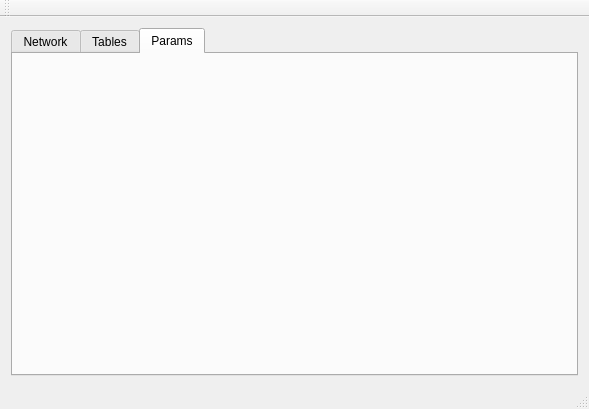
Above: mainwindow.ui from icoz/pgdump-ng before the change. Below: the same form after it.
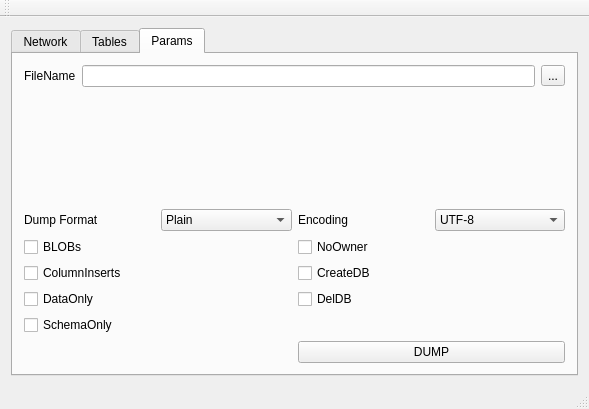
That is the form after the change. The open tabs and pages were chosen to show the change. Custom widgets are drawn as their Qt base class.

Commit message: written pd_dump calling

Patch:
```diff
--- a/mainwindow.ui
+++ b/mainwindow.ui
@@ -14,7 +14,7 @@
    <string>MainWindow</string>
   </property>
   <widget class="QWidget" name="centralWidget">
-   <layout class="QHBoxLayout" name="horizontalLayout">
+   <layout class="QVBoxLayout" name="verticalLayout_3">
     <item>
      <widget class="QTabWidget" name="tabs">
       <property name="currentIndex">
@@ -253,6 +253,170 @@
        <attribute name="title">
         <string>Params</string>
        </attribute>
+       <layout class="QVBoxLayout" name="verticalLayout_2" stretch="0,0,1">
+        <item>
+         <layout class="QHBoxLayout" name="horizontalLayout_3">
+          <item>
+           <widget class="QLabel" name="label_9">
+            <property name="text">
+             <string>FileName</string>
+            </property>
+            <property name="buddy">
+             <cstring>edtFileName</cstring>
+            </property>
+           </widget>
+          </item>
+          <item>
+           <widget class="QLineEdit" name="edtFileName">
+            <property name="text">
+             <string/>
+            </property>
+           </widget>
+          </item>
+          <item>
+           <widget class="QToolButton" name="tbtnBrowse">
+            <property name="text">
+             <string>...</string>
+            </property>
+           </widget>
+          </item>
+         </layout>
+        </item>
+        <item>
+         <spacer name="verticalSpacer_2">
+          <property name="orientation">
+           <enum>Qt::Vertical</enum>
+          </property>
+          <property name="sizeHint" stdset="0">
+           <size>
+            <width>20</width>
+            <height>40</height>
+           </size>
+          </property>
+         </spacer>
+        </item>
+        <item>
+         <layout class="QGridLayout" name="gridLayout" rowstretch="0,0,0,0,0,1">
+          <item row="0" column="0">
+           <layout class="QHBoxLayout" name="horizontalLayout_5">
+            <item>
+             <widget class="QLabel" name="label_8">
+              <property name="text">
+               <string>Dump Format</string>
+              </property>
+              <property name="buddy">
+               <cstring>cbxFormat</cstring>
+              </property>
+             </widget>
+            </item>
+            <item>
+             <widget class="QComboBox" name="cbxFormat">
+              <item>
+               <property name="text">
+                <string>Plain</string>
+               </property>
+              </item>
+              <item>
+               <property name="text">
+                <string>TAR</string>
+               </property>
+              </item>
+             </widget>
+            </item>
+           </layout>
+          </item>
+          <item row="0" column="1">
+           <layout class="QHBoxLayout" name="horizontalLayout_6">
+            <item>
+             <widget class="QLabel" name="label_10">
+              <property name="text">
+               <string>Encoding</string>
+              </property>
+              <property name="buddy">
+               <cstring>cbxEnc</cstring>
+              </property>
+             </widget>
+            </item>
+            <item>
+             <widget class="QComboBox" name="cbxEnc">
+              <item>
+               <property name="text">
+                <string>UTF-8</string>
+               </property>
+              </item>
+              <item>
+               <property name="text">
+                <string>KOI8-R</string>
+               </property>
+              </item>
+              <item>
+               <property name="text">
+                <string>Windows-1251</string>
+               </property>
+              </item>
+             </widget>
+            </item>
+           </layout>
+          </item>
+          <item row="1" column="0">
+           <widget class="QCheckBox" name="cbxBLOBs">
+            <property name="text">
+             <string>BLOBs</string>
+            </property>
+           </widget>
+          </item>
+          <item row="1" column="1">
+           <widget class="QCheckBox" name="cbxNoOwner">
+            <property name="text">
+             <string>NoOwner</string>
+            </property>
+           </widget>
+          </item>
+          <item row="2" column="0">
+           <widget class="QCheckBox" name="cbxColumnInserts">
+            <property name="text">
+             <string>ColumnInserts</string>
+            </property>
+           </widget>
+          </item>
+          <item row="2" column="1">
+           <widget class="QCheckBox" name="cbxCreateDB">
+            <property name="text">
+             <string>CreateDB</string>
+            </property>
+           </widget>
+          </item>
+          <item row="3" column="0">
+           <widget class="QCheckBox" name="cbxDataOnly">
+            <property name="text">
+             <string>DataOnly</string>
+            </property>
+           </widget>
+          </item>
+          <item row="5" column="1">
+           <widget class="QPushButton" name="btnRunDump">
+            <property name="text">
+             <string>DUMP</string>
+            </property>
+           </widget>
+          </item>
+          <item row="3" column="1">
+           <widget class="QCheckBox" name="cbxDelDB">
+            <property name="text">
+             <string>DelDB</string>
+            </property>
+           </widget>
+          </item>
+          <item row="4" column="0">
+           <widget class="QCheckBox" name="cbxSchemaOnly">
+            <property name="text">
+             <string>SchemaOnly</string>
+            </property>
+           </widget>
+          </item>
+         </layout>
+        </item>
+       </layout>
       </widget>
      </widget>
     </item>
```
Left out of the diff: 39 changed lines with no effect on the pictures. The commit also changes 2 other files.
